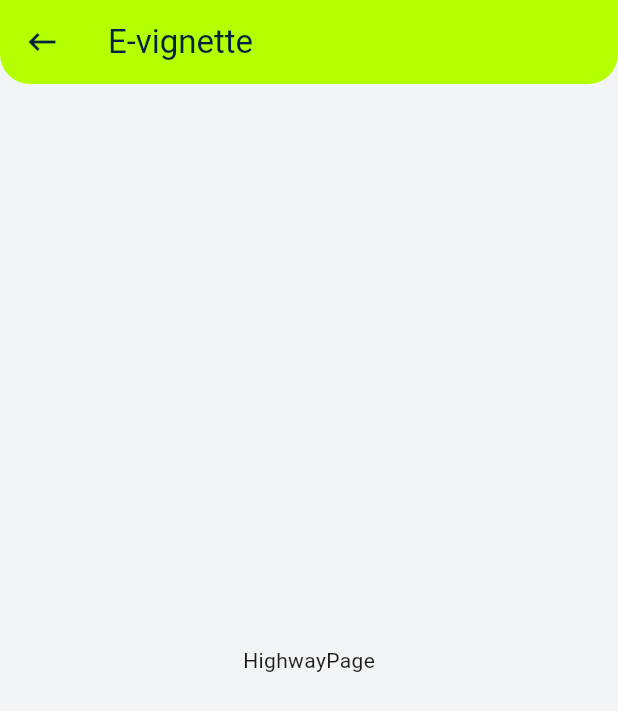
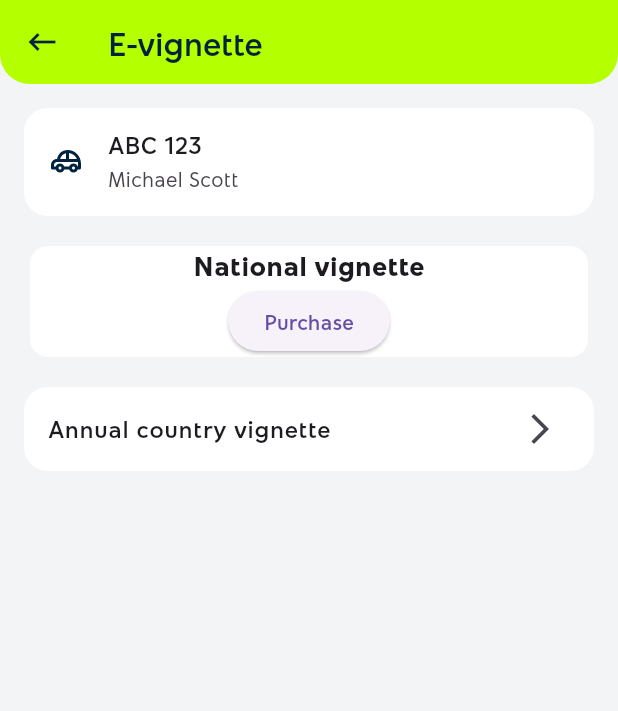
Before and after one commit to csipetcsabi/highway_vignette, a Flutter app: the screen it shows after launch, on a phone screen of 412 x 824 dp. Shown: the top 711 px of the screen. Run offline on Flutter 3.47's test engine with Material 3 defaults, Android fonts, the phone set to English and light mode, and no system bars; our stand-ins replace bloc, easy_localization, equatable, flutter_bloc, flutter_svg, get_it and 1 more.

Commit message:
add localization strings, fonts, base highway ui

```diff
--- a/assets/lang/en.json
+++ b/assets/lang/en.json
@@ -1,3 +1,19 @@
 {
-  "e_vignette": "E-vignette"
+  "e_vignette": "E-vignette",
+  "national_vignette": "National vignette",
+  "annual_vignette" : "Annual country vignette",
+  "purchase": "Purchase",
+
+  "next": "Next",
+  "cancel": "Cancel",
+
+  "amount_payable" : "Amount Payable",
+
+  "confirm_payment" : "Confirm payment",
+  "plate_number" : "Plate number",
+  "type_of_vignette" : "Vignette type",
+  "system_usage_fee" : "System usage fee",
+
+  "successful_payment_message" : "You have successfully paid for the sticker!",
+  "okay" : "Okay"
 }
--- a/assets/lang/hu.json
+++ b/assets/lang/hu.json
@@ -1,3 +1,24 @@
 {
-  "e_vignette": "E-matrica"
+  "e_vignette": "E-matrica",
+  "national_vignette": "Országos matricák",
+  "annual_vignette" : "Éves vármegyei matricák",
+  "purchase": "Vásárlás",
+
+  "next": "Tovább",
+  "cancel": "Mégse",
+
+  "amount_payable" : "Fizetendő összeg",
+
+  "confirm_payment" : "Vásárlás megerősítése",
+  "plate_number" : "Rendszám",
+  "type_of_vignette" : "Matrica típusa",
+  "system_usage_fee" : "Rendszerhasználati díj",
+
+  "successful_payment_message" : "A matrica sikeresen kifizetted!",
+  "okay" : "Rendben"
+
+
+
+
+
 }
--- a/lib/core/navigation/go_router.dart
+++ b/lib/core/navigation/go_router.dart
@@ -1,7 +1,7 @@
 import 'package:flutter/material.dart';
 import 'package:flutter_bloc/flutter_bloc.dart';
 import 'package:go_router/go_router.dart';
-import 'package:highway_vignette/core/widgets/pageShell.dart';
+import 'package:highway_vignette/core/widgets/page_shell.dart';
 import 'package:highway_vignette/features/highway/presentation/ui/highway_page.dart';
 
 import '../../features/highway/presentation/bloc/highway_bloc.dart';
--- a/lib/core/theme/app_colors.dart
+++ b/lib/core/theme/app_colors.dart
@@ -1,4 +1,3 @@
-import 'dart:ui';
 
 import 'package:flutter/material.dart';
 
--- a/lib/core/theme/app_theme.dart
+++ b/lib/core/theme/app_theme.dart
@@ -10,6 +10,23 @@ class AppTheme {
         backgroundColor: AppColors.limeColor,
         foregroundColor: AppColors.naviColor,
       ),
+      textTheme: const TextTheme(
+        bodyMedium: TextStyle(fontFamily: 'ytel'),
+        bodyLarge: TextStyle(fontFamily: 'ytel'),
+        bodySmall: TextStyle(fontFamily: 'ytel'),
+        displayLarge: TextStyle(fontFamily: 'ytel'),
+        displayMedium: TextStyle(fontFamily: 'ytel'),
+        displaySmall: TextStyle(fontFamily: 'ytel'),
+        headlineLarge: TextStyle(fontFamily: 'ytel'),
+        headlineMedium: TextStyle(fontFamily: 'ytel'),
+        headlineSmall: TextStyle(fontFamily: 'ytel'),
+        labelLarge: TextStyle(fontFamily: 'ytel'),
+        labelMedium: TextStyle(fontFamily: 'ytel'),
+        labelSmall: TextStyle(fontFamily: 'ytel'),
+        titleLarge: TextStyle(fontFamily: 'ytel'),
+        titleMedium: TextStyle(fontFamily: 'ytel'),
+        titleSmall: TextStyle(fontFamily: 'ytel'),
+      ),
 
     );
   }
--- a/lib/features/highway/presentation/ui/highway_page.dart
+++ b/lib/features/highway/presentation/ui/highway_page.dart
@@ -1,8 +1,74 @@
+import 'package:easy_localization/easy_localization.dart';
 import 'package:flutter/material.dart';
+import 'package:flutter_svg/flutter_svg.dart';
+import 'package:highway_vignette/core/theme/app_colors.dart';
+import 'package:highway_vignette/generated/locale_keys.g.dart';
 
 class HighwayPage extends StatelessWidget {
   @override
   Widget build(BuildContext context) {
-    return Center(child: Text('HighwayPage'));
+    return Padding(
+      padding: const EdgeInsets.all(16.0),
+      child: Column(
+        crossAxisAlignment: CrossAxisAlignment.stretch,
+        children: [
+          vehicleInfoCard(),
+          SizedBox(height: 16),
+          nacionalVignettasCard(),
+          SizedBox(height: 16),
+          annualVignettasCard(),
+        ],
+      ),
+    );
+  }
+
+  Widget vehicleInfoCard() {
+    return ListTile(
+      shape: RoundedRectangleBorder(borderRadius: BorderRadius.circular(16)),
+      tileColor: Colors.white,
+      hoverColor: Colors.white,
+      leading: SvgPicture.asset(
+        'assets/icons/car.svg',
+        fit: BoxFit.contain,
+        colorFilter: ColorFilter.mode(AppColors.naviColor, BlendMode.srcIn),
+      ),
+      title: Text('ABC 123', style: TextStyle(fontWeight: FontWeight.w300)),
+      subtitle: Text(
+        'Michael Scott',
+        style: TextStyle(fontWeight: FontWeight.w100),
+      ),
+    );
+  }
+
+  Widget nacionalVignettasCard() {
+    return Card(
+      color: Colors.white,
+      shadowColor: Colors.transparent,
+      child: Column(
+        children: [
+          Text(
+            LocaleKeys.national_vignette.tr(),
+            style: TextStyle(fontSize: 18, fontWeight: FontWeight.bold),
+          ),
+          ElevatedButton(
+            onPressed: () {},
+            child: Text(LocaleKeys.purchase.tr()),
+          ),
+        ],
+      ),
+    );
+  }
+
+  Widget annualVignettasCard() {
+    return ListTile(
+      shape: RoundedRectangleBorder(borderRadius: BorderRadius.circular(16)),
+      tileColor: Colors.white,
+      hoverColor: Colors.white,
+      onTap: (){
+
+      },
+      trailing: Icon(Icons.arrow_forward_ios),
+      title: Text(LocaleKeys.annual_vignette.tr()),
+    );
   }
 }
```
Also changed, not shown: pubspec.yaml (+11 -0 lines), assets/fonts/ytel_font_bold.otf (added), assets/fonts/ytel_font_light.otf (added), assets/fonts/ytel_font_regular.otf (added), assets/icons/car.svg (added), lib/core/widgets/page_shell.dart (renamed from lib/core/widgets/pageShell.dart), lib/generated/codegen_loader.g.dart, lib/generated/locale_keys.g.dart, pubspec.lock.
